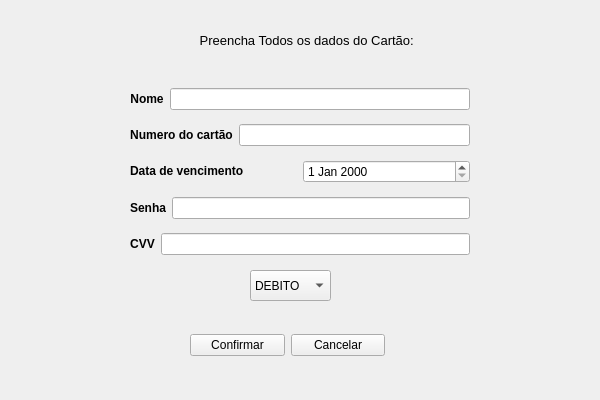
The window that Cartao.ui (Josmateussilva0110/PROJETO_POO) describes before a commit, drawn with Qt 5.
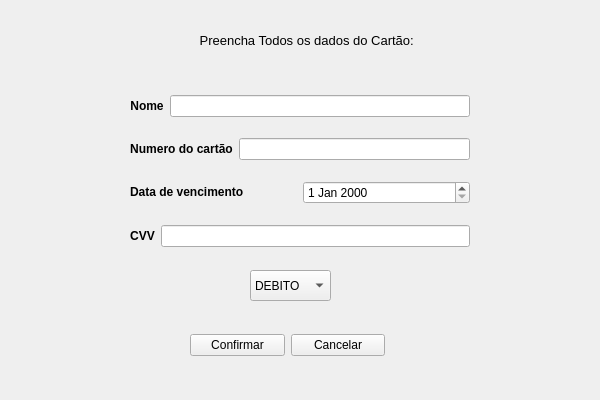
The same window after the commit.

What changed in the file:
```diff
--- a/Cartao.ui
+++ b/Cartao.ui
@@ -93,20 +93,6 @@
       </item>
      </layout>
     </item>
-    <item>
-     <layout class="QHBoxLayout" name="horizontalLayout_3">
-      <item>
-       <widget class="QLabel" name="label_2">
-        <property name="text">
-         <string>&lt;html&gt;&lt;head/&gt;&lt;body&gt;&lt;p align=&quot;center&quot;&gt;&lt;span style=&quot; font-size:9pt; font-weight:600;&quot;&gt;Senha&lt;/span&gt;&lt;/p&gt;&lt;/body&gt;&lt;/html&gt;</string>
-        </property>
-       </widget>
-      </item>
-      <item>
-       <widget class="QLineEdit" name="lineEdit_2"/>
-      </item>
-     </layout>
-    </item>
     <item>
      <layout class="QHBoxLayout" name="horizontalLayout_6">
       <item>
```
